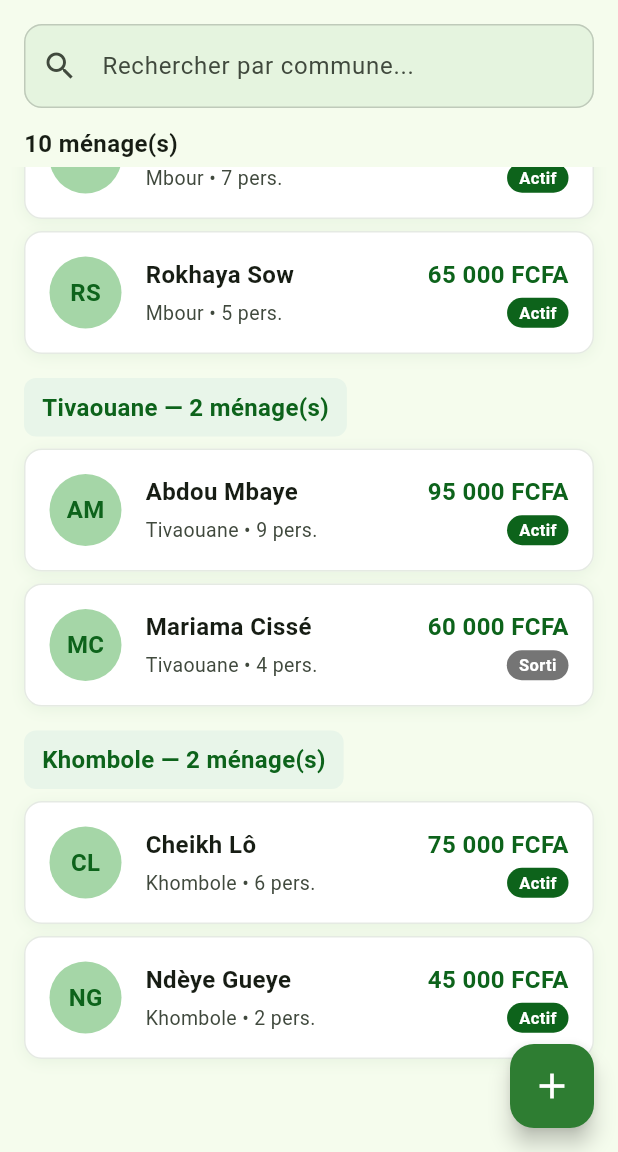
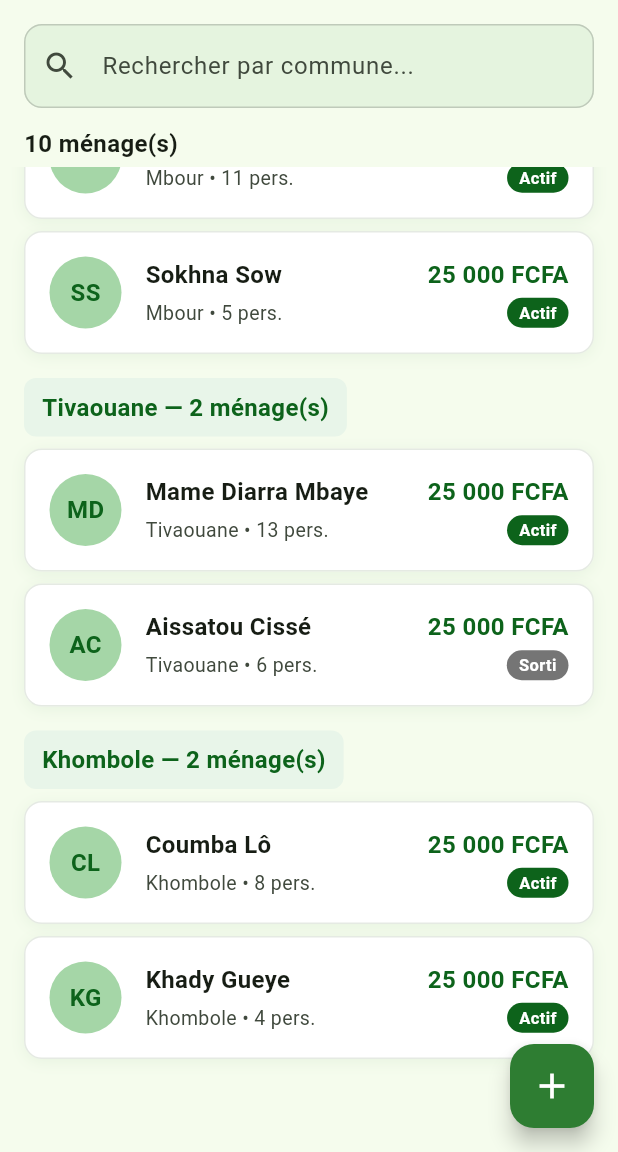
Before and after one commit to babouserigne028/bourse_securite_familiale, a Flutter app: the screen it shows after launch, scrolled down 576 dp, on a phone screen of 412 x 824 dp, the part 84-1236 px from its top. Run offline on Flutter 3.47's test engine with Material 3 defaults, Android fonts, the phone set to English and light mode, and no system bars.

Commit message:
feat: mettre à jour les données de démonstration et améliorer l'écran À propos

```diff
--- a/lib/data/sample_data.dart
+++ b/lib/data/sample_data.dart
@@ -1,106 +1,110 @@
 import '../models/menage.dart';
 
-// Données initiales de démonstration — à remplacer par les données réelles collectées
-// Source : [À REMPLIR — ex: PNBSF / collecte terrain, région de Thiès, juin 2026]
+// Données basées sur le document officiel DGPSN — Présentation PNBSF/UNICEF
+// Source : DGPSN (Délégation Générale à la Protection Sociale et à la Solidarité Nationale)
+// Programme : PNBSF — Phase pilote 2013 / Phase de généralisation 2014-2017
+// Montant officiel : 25 000 FCFA/trimestre, fixe quelle que soit la taille du ménage
+// Gestionnaire de l'allocation : Mère de famille
+// Région : Thiès — 5 communes réelles
 final List<Menage> menagesInitiaux = [
   Menage(
     id: '1',
-    chefMenage: 'Ousmane Diallo',
-    nbPersonnes: 6,
+    chefMenage: 'Fatou Diallo',
+    nbPersonnes: 8,
     commune: 'Thiès-Nord',
     departement: 'Thiès',
-    montantTrimestriel: 75000,
-    dateInscription: DateTime(2024, 3, 15),
+    montantTrimestriel: 25000,
+    dateInscription: DateTime(2013, 9, 15),
     statut: StatutMenage.actif,
   ),
   Menage(
     id: '2',
-    chefMenage: 'Fatou Ndiaye',
-    nbPersonnes: 4,
+    chefMenage: 'Rokhaya Ndiaye',
+    nbPersonnes: 6,
     commune: 'Thiès-Nord',
     departement: 'Thiès',
-    montantTrimestriel: 60000,
-    dateInscription: DateTime(2024, 4, 20),
+    montantTrimestriel: 25000,
+    dateInscription: DateTime(2014, 3, 20),
     statut: StatutMenage.actif,
   ),
   Menage(
     id: '3',
-    chefMenage: 'Ibrahima Sarr',
-    nbPersonnes: 8,
+    chefMenage: 'Aminata Sarr',
+    nbPersonnes: 9,
     commune: 'Thiès-Est',
     departement: 'Thiès',
-    montantTrimestriel: 90000,
-    dateInscription: DateTime(2024, 1, 10),
+    montantTrimestriel: 25000,
+    dateInscription: DateTime(2013, 11, 10),
     statut: StatutMenage.actif,
   ),
   Menage(
     id: '4',
-    chefMenage: 'Aminata Fall',
-    nbPersonnes: 3,
+    chefMenage: 'Ndèye Fall',
+    nbPersonnes: 7,
     commune: 'Thiès-Est',
     departement: 'Thiès',
-    montantTrimestriel: 50000,
-    dateInscription: DateTime(2024, 6, 5),
+    montantTrimestriel: 25000,
+    dateInscription: DateTime(2015, 2, 5),
     statut: StatutMenage.suspendu,
   ),
   Menage(
     id: '5',
-    chefMenage: 'Moussa Diop',
-    nbPersonnes: 7,
+    chefMenage: 'Mariama Diop',
+    nbPersonnes: 11,
     commune: 'Mbour',
     departement: 'Mbour',
-    montantTrimestriel: 80000,
-    dateInscription: DateTime(2024, 2, 22),
+    montantTrimestriel: 25000,
+    dateInscription: DateTime(2014, 6, 22),
     statut: StatutMenage.actif,
   ),
   Menage(
     id: '6',
-    chefMenage: 'Rokhaya Sow',
+    chefMenage: 'Sokhna Sow',
     nbPersonnes: 5,
     commune: 'Mbour',
     departement: 'Mbour',
-    montantTrimestriel: 65000,
-    dateInscription: DateTime(2024, 7, 18),
+    montantTrimestriel: 25000,
+    dateInscription: DateTime(2015, 1, 18),
     statut: StatutMenage.actif,
   ),
   Menage(
     id: '7',
-    chefMenage: 'Abdou Mbaye',
-    nbPersonnes: 9,
+    chefMenage: 'Mame Diarra Mbaye',
+    nbPersonnes: 13,
     commune: 'Tivaouane',
     departement: 'Tivaouane',
-    montantTrimestriel: 95000,
-    dateInscription: DateTime(2024, 1, 1),
+    montantTrimestriel: 25000,
+    dateInscription: DateTime(2013, 7, 1),
     statut: StatutMenage.actif,
   ),
   Menage(
     id: '8',
-    chefMenage: 'Mariama Cissé',
-    nbPersonnes: 4,
+    chefMenage: 'Aissatou Cissé',
+    nbPersonnes: 6,
     commune: 'Tivaouane',
     departement: 'Tivaouane',
-    montantTrimestriel: 60000,
-    dateInscription: DateTime(2024, 8, 30),
+    montantTrimestriel: 25000,
+    dateInscription: DateTime(2016, 4, 30),
     statut: StatutMenage.sorti,
   ),
   Menage(
     id: '9',
-    chefMenage: 'Cheikh Lô',
-    nbPersonnes: 6,
+    chefMenage: 'Coumba Lô',
+    nbPersonnes: 8,
     commune: 'Khombole',
     departement: 'Thiès',
-    montantTrimestriel: 75000,
-    dateInscription: DateTime(2024, 5, 12),
+    montantTrimestriel: 25000,
+    dateInscription: DateTime(2014, 10, 12),
     statut: StatutMenage.actif,
   ),
   Menage(
     id: '10',
-    chefMenage: 'Ndèye Gueye',
-    nbPersonnes: 2,
+    chefMenage: 'Khady Gueye',
+    nbPersonnes: 4,
     commune: 'Khombole',
     departement: 'Thiès',
-    montantTrimestriel: 45000,
-    dateInscription: DateTime(2024, 9, 25),
+    montantTrimestriel: 25000,
+    dateInscription: DateTime(2015, 8, 25),
     statut: StatutMenage.actif,
   ),
 ];
--- a/lib/screens/a_propos_screen.dart
+++ b/lib/screens/a_propos_screen.dart
@@ -125,13 +125,19 @@ class AProposScreen extends StatelessWidget {
               child: Column(
                 children: [
                   _ligneAvecIcone(Icons.storage, 'Source',
-                      'À REMPLIR — PNBSF / collecte terrain'),
+                      'DGPSN — Présentation PNBSF/UNICEF'),
+                  const SizedBox(height: 12),
+                  _ligneAvecIcone(Icons.account_balance, 'Organisme',
+                      'DGPSN — Protection Sociale\net Solidarité Nationale'),
                   const SizedBox(height: 12),
                   _ligneAvecIcone(
                       Icons.location_on, 'Région', 'Thiès, Sénégal'),
                   const SizedBox(height: 12),
+                  _ligneAvecIcone(Icons.calendar_today, 'Période du programme',
+                      '2013 — 2017'),
+                  const SizedBox(height: 12),
                   _ligneAvecIcone(Icons.calendar_today, 'Date de collecte',
-                      'À REMPLIR — Juin 2026'),
+                      'Juin 2026'),
                 ],
               ),
             ),
@@ -181,7 +187,8 @@ class AProposScreen extends StatelessWidget {
       children: [
         Icon(icon, color: const Color(0xFF0D631B), size: 22),
         const SizedBox(width: 12),
-        Column(
+        Expanded(
+          child: Column(
           crossAxisAlignment: CrossAxisAlignment.start,
           children: [
             Text(label,
@@ -194,6 +201,7 @@ class AProposScreen extends StatelessWidget {
                     color: Color(0xFF171D14))),
           ],
         ),
+        ),
       ],
     );
   }
```
